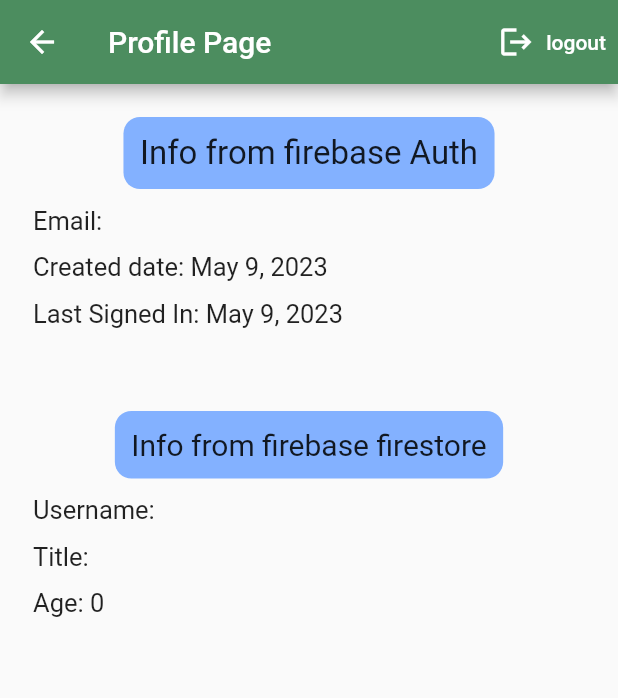
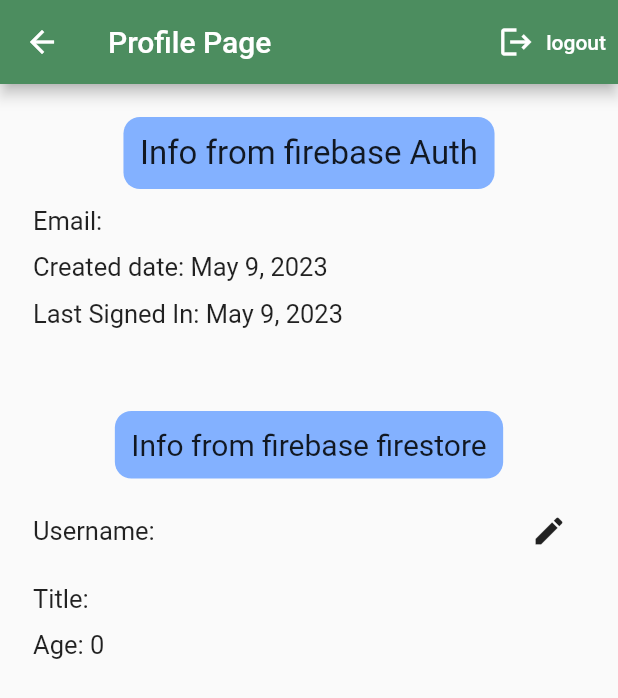
Before and after one commit to MohammedGhazaly/e-commerce_flower, a Flutter app: the ProfilePage screen opened by its route, on a phone screen of 412 x 824 dp. Shown: the top 698 px of the screen. Run offline on Flutter 3.47's test engine with Material 2 defaults, Android fonts, the phone set to English and light mode, and no system bars; our stand-ins replace cloud_firestore, firebase_auth, firebase_core, flutter_phoenix, flutter_svg, google_sign_in and 1 more; accounts and stored records are empty; network calls fail.

Commit message:
added Edit for username

```diff
--- a/lib/main.dart
+++ b/lib/main.dart
@@ -6,6 +6,7 @@ import 'package:e_commerce_flower/pages/profile_page.dart';
 import 'package:e_commerce_flower/pages/register_page.dart';
 import 'package:e_commerce_flower/pages/verify_email_page.dart';
 import 'package:e_commerce_flower/providers/cart_provider.dart';
+import 'package:e_commerce_flower/providers/change_user_name_provider.dart';
 import 'package:e_commerce_flower/providers/googe_signin.dart';
 import 'package:e_commerce_flower/providers/progress_indicator_provider.dart';
 import 'package:e_commerce_flower/providers/toggle_password_provider.dart';
@@ -34,7 +35,8 @@ class App extends StatelessWidget {
         ChangeNotifierProvider(
             create: (context) => ProgressIndicatorProvider()),
         ChangeNotifierProvider(create: (context) => TogglePasswordProvider()),
-        ChangeNotifierProvider(create: (context) => GoogleSignInProvider())
+        ChangeNotifierProvider(create: (context) => GoogleSignInProvider()),
+        ChangeNotifierProvider(create: (context) => ChangeUserNameProvider())
       ],
       child: MaterialApp(
           routes: {
--- a/lib/pages/profile_page.dart
+++ b/lib/pages/profile_page.dart
@@ -44,6 +44,7 @@ class _ProfilePageState extends State<ProfilePage> {
       ),
       body: Padding(
         padding: const EdgeInsets.all(22.0),
+        child: SingleChildScrollView(
           child: Column(
             crossAxisAlignment: CrossAxisAlignment.start,
             children: [
@@ -113,6 +114,7 @@ class _ProfilePageState extends State<ProfilePage> {
             ],
           ),
         ),
+      ),
     );
   }
 }
--- /dev/null
+++ b/lib/providers/change_user_name_provider.dart
@@ -0,0 +1,16 @@
+import 'package:cloud_firestore/cloud_firestore.dart';
+import 'package:firebase_auth/firebase_auth.dart';
+import 'package:flutter/material.dart';
+
+class ChangeUserNameProvider with ChangeNotifier {
+  // Provider for editing the userName
+  CollectionReference usersCollection =
+      FirebaseFirestore.instance.collection("users");
+  final currentUser = FirebaseAuth.instance.currentUser;
+  String userNameNewValue = "";
+
+  changeUserName({required newUserName}) {
+    usersCollection.doc(currentUser!.uid).update({"user_name": newUserName});
+    notifyListeners();
+  }
+}
--- a/lib/widgets/data_from_fire_store.dart
+++ b/lib/widgets/data_from_fire_store.dart
@@ -1,17 +1,33 @@
 import 'package:cloud_firestore/cloud_firestore.dart';
+import 'package:e_commerce_flower/providers/change_user_name_provider.dart';
+import 'package:e_commerce_flower/widgets/show_dialog_method.dart';
+import 'package:firebase_auth/firebase_auth.dart';
+import 'package:firebase_core/firebase_core.dart';
 import 'package:flutter/material.dart';
+import 'package:provider/provider.dart';
 
-class GetFireStoreData extends StatelessWidget {
+class GetFireStoreData extends StatefulWidget {
   final String documentId;
 
   const GetFireStoreData({super.key, required this.documentId});
+  @override
+  State<GetFireStoreData> createState() => _GetFireStoreDataState();
+}
+
+class _GetFireStoreDataState extends State<GetFireStoreData> {
+  final TextEditingController editUserNameController = TextEditingController();
+  @override
+  void dispose() {
+    // TODO: implement dispose
+    super.dispose();
+  }
 
   @override
   Widget build(BuildContext context) {
     CollectionReference users = FirebaseFirestore.instance.collection('users');
 
     return FutureBuilder<DocumentSnapshot>(
-      future: users.doc(documentId).get(),
+      future: users.doc(widget.documentId).get(),
       builder:
           (BuildContext context, AsyncSnapshot<DocumentSnapshot> snapshot) {
         if (snapshot.hasError) {
@@ -31,11 +47,36 @@ class GetFireStoreData extends StatelessWidget {
               SizedBox(
                 height: 11,
               ),
-              Text(
-                "Username: ${data["user_name"]}",
-                style: TextStyle(
-                  fontSize: 17,
-                ),
+              Row(
+                mainAxisAlignment: MainAxisAlignment.spaceBetween,
+                children: [
+                  Consumer<ChangeUserNameProvider>(
+                      builder: (context, classInstance, child) {
+                    // When we first load the page we get the data from server
+                    // when we edit we notify the listiner and get the new data
+                    return classInstance.userNameNewValue.isEmpty
+                        ? Text(
+                            "Username: ${data["user_name"]}",
+                            style: TextStyle(
+                              fontSize: 17,
+                            ),
+                          )
+                        : Text(
+                            "Username: ${classInstance.userNameNewValue}",
+                            style: TextStyle(
+                              fontSize: 17,
+                            ),
+                          );
+                  }),
+                  IconButton(
+                      onPressed: () {
+                        showDialogMethod(
+                          context,
+                          oldUserName: data["user_name"],
+                        );
+                      },
+                      icon: Icon(Icons.edit))
+                ],
               ),
               SizedBox(
                 height: 11,
--- a/pubspec.yaml
+++ b/pubspec.yaml
@@ -28,7 +28,8 @@ environment:
 # the latest version available on pub.dev. To see which dependencies have newer
 # versions available, run `flutter pub outdated`.
 dependencies:
-  intl: ^0.18.1
+  firebase_auth_web: ^5.4.0
+  intl: ^0.17.0
   cloud_firestore: ^4.6.0
   flutter_svg: ^2.0.5
   google_sign_in: ^6.1.0
```
Also changed, not shown: lib/widgets/show_dialog_method.dart (added, +77 -0 lines), pubspec.lock. Lines whose indentation alone changed are shown as unchanged.
